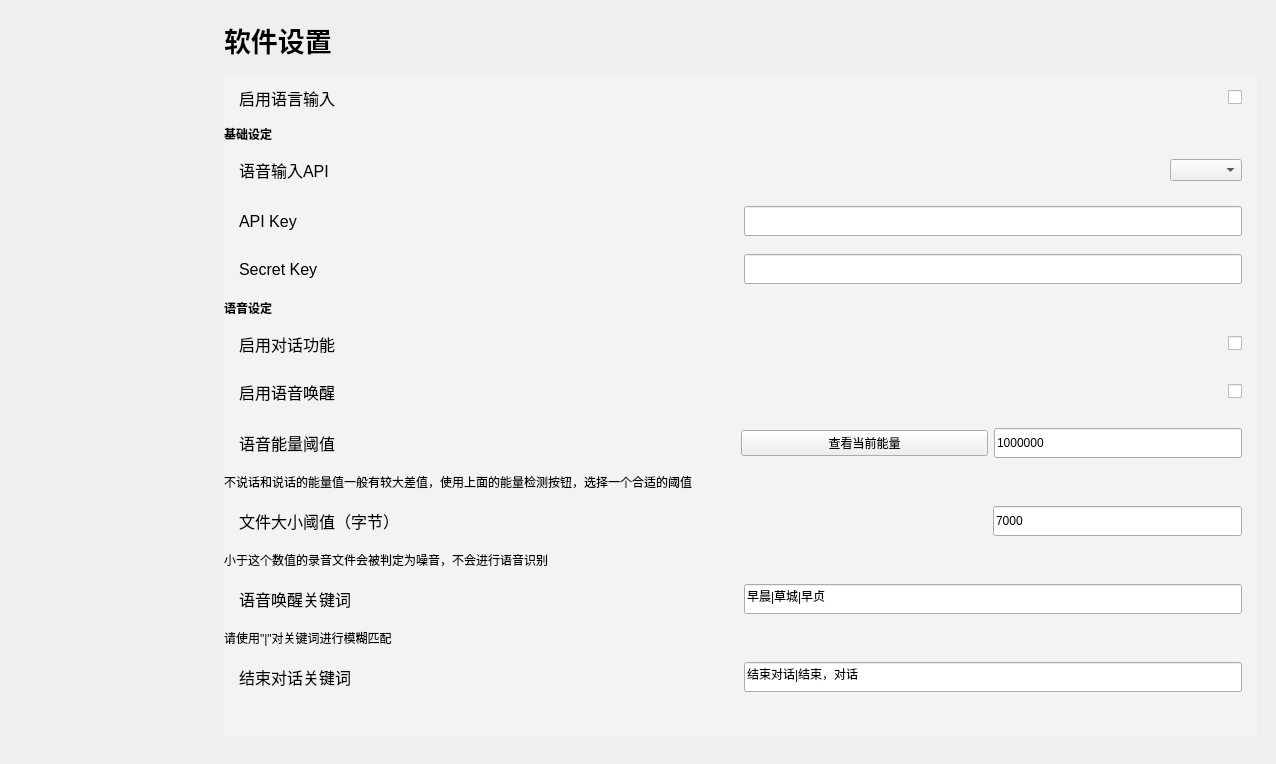
Above: mainwindow.ui from Zao-chen/ZcChat before the change. Below: the same form after it.
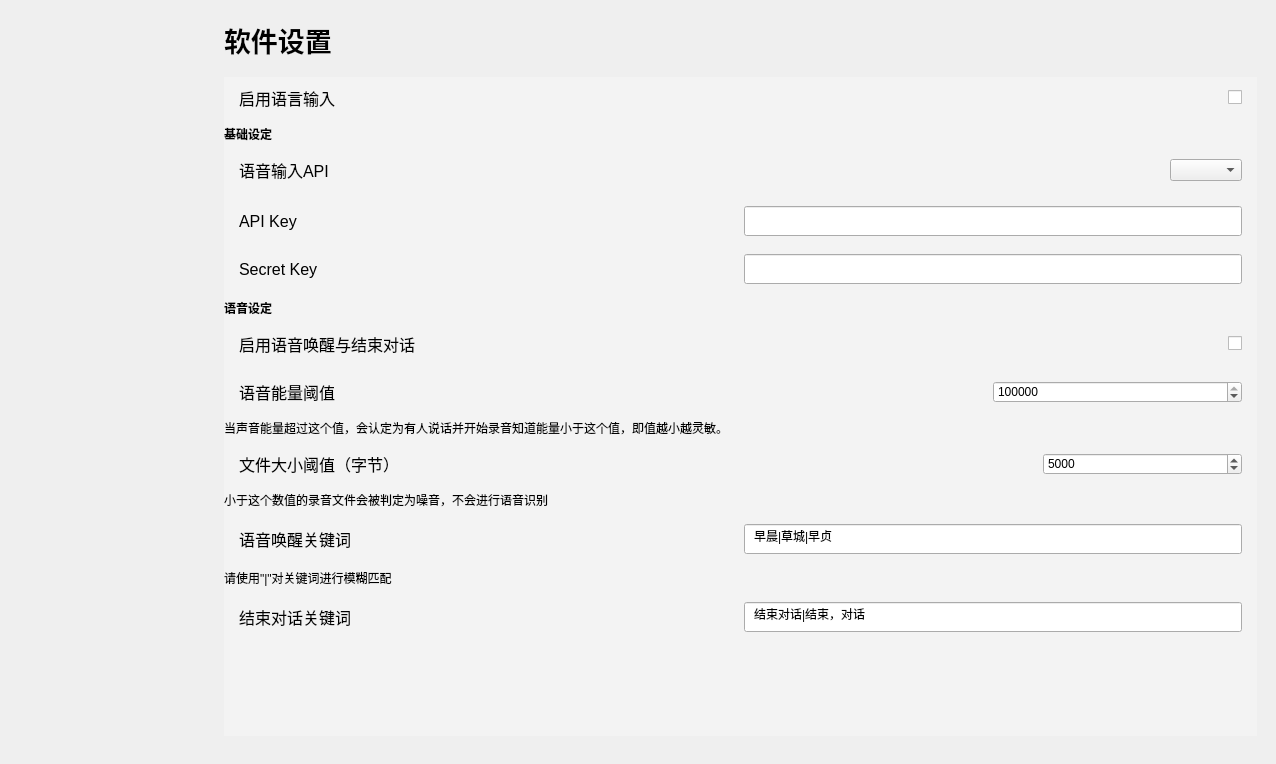
That is the form after the change. The open tabs and pages were chosen to show the change. Custom widgets are drawn as their Qt base class.

Commit message: [feat] 语音唤醒和语音结束，以及大量配置项

Patch:
```diff
--- a/mainwindow.ui
+++ b/mainwindow.ui
@@ -16,8 +16,8 @@
   <property name="styleSheet">
    <string notr="true">QScrollArea
 {
+
 border: none;
-
 }
 
 QWidget#scrollAreaWidgetContents {
@@ -41,6 +41,10 @@
 }
 QWidget#scrollAreaWidgetContents_7 {
     background: #f3f3f3
+}
+QLineEdit {
+    padding-left: 7px;  /* 设置左侧空白 */
+    padding-right: 7px; /* 设置右侧空白 */
 }</string>
   </property>
   <layout class="QVBoxLayout" name="verticalLayout_7">
@@ -1486,7 +1490,7 @@
                <rect>
                 <x>0</x>
                 <y>0</y>
-                <width>992</width>
+                <width>1033</width>
                 <height>663</height>
                </rect>
               </property>
@@ -1494,6 +1498,9 @@
                <property name="spacing">
                 <number>6</number>
                </property>
+               <property name="sizeConstraint">
+                <enum>QLayout::SizeConstraint::SetDefaultConstraint</enum>
+               </property>
                <property name="leftMargin">
                 <number>0</number>
                </property>
@@ -1769,40 +1776,6 @@
                  </property>
                 </widget>
                </item>
-               <item>
-                <widget class="ElaScrollPageArea" name="widget_32" native="true">
-                 <layout class="QHBoxLayout" name="horizontalLayout_33" stretch="1,0">
-                  <property name="leftMargin">
-                   <number>15</number>
-                  </property>
-                  <property name="rightMargin">
-                   <number>15</number>
-                  </property>
-                  <item>
-                   <widget class="ElaText" name="label_45">
-                    <property name="font">
-                     <font>
-                      <pointsize>12</pointsize>
-                     </font>
-                    </property>
-                    <property name="text">
-                     <string>启用对话功能</string>
-                    </property>
-                   </widget>
-                  </item>
-                  <item>
-                   <widget class="ElaCheckBox" name="checkBox_speechInput_enable_2">
-                    <property name="enabled">
-                     <bool>true</bool>
-                    </property>
-                    <property name="text">
-                     <string/>
-                    </property>
-                   </widget>
-                  </item>
-                 </layout>
-                </widget>
-               </item>
                <item>
                 <widget class="ElaScrollPageArea" name="widget_33" native="true">
                  <layout class="QHBoxLayout" name="horizontalLayout_34" stretch="1,0">
@@ -1820,7 +1793,7 @@
                      </font>
                     </property>
                     <property name="text">
-                     <string>启用语音唤醒</string>
+                     <string>启用语音唤醒与结束对话</string>
                     </property>
                    </widget>
                   </item>
@@ -1839,7 +1812,7 @@
                </item>
                <item>
                 <widget class="ElaScrollPageArea" name="widget_26" native="true">
-                 <layout class="QHBoxLayout" name="horizontalLayout_27" stretch="2,1,1">
+                 <layout class="QHBoxLayout" name="horizontalLayout_27" stretch="3,1">
                   <property name="leftMargin">
                    <number>15</number>
                   </property>
@@ -1859,25 +1832,12 @@
                    </widget>
                   </item>
                   <item>
-                   <widget class="ElaPushButton" name="pushButton_speechInput_nowEnergy">
-                    <property name="text">
-                     <string>查看当前能量</string>
+                   <widget class="ElaSpinBox" name="spinBox_energy">
+                    <property name="maximum">
+                     <number>999999999</number>
                     </property>
-                   </widget>
-                  </item>
-                  <item>
-                   <widget class="ElaLineEdit" name="lineEdit_speechInput_url_2">
-                    <property name="minimumSize">
-                     <size>
-                      <width>0</width>
-                      <height>30</height>
-                     </size>
-                    </property>
-                    <property name="text">
-                     <string>1000000</string>
-                    </property>
-                    <property name="alignment">
-                     <set>Qt::AlignmentFlag::AlignLeading|Qt::AlignmentFlag::AlignLeft|Qt::AlignmentFlag::AlignVCenter</set>
+                    <property name="value">
+                     <number>1000000</number>
                     </property>
                    </widget>
                   </item>
@@ -1887,13 +1847,13 @@
                <item>
                 <widget class="QLabel" name="label_31">
                  <property name="text">
-                  <string>不说话和说话的能量值一般有较大差值，使用上面的能量检测按钮，选择一个合适的阈值</string>
+                  <string>当声音能量超过这个值，会认定为有人说话并开始录音知道能量小于这个值，即值越小越灵敏。</string>
                  </property>
                 </widget>
                </item>
                <item>
                 <widget class="ElaScrollPageArea" name="widget_27" native="true">
-                 <layout class="QHBoxLayout" name="horizontalLayout_28" stretch="3,1">
+                 <layout class="QHBoxLayout" name="horizontalLayout_28" stretch="4,1">
                   <property name="leftMargin">
                    <number>15</number>
                   </property>
@@ -1913,18 +1873,12 @@
                    </widget>
                   </item>
                   <item>
-                   <widget class="ElaLineEdit" name="lineEdit_speechInput_url_3">
-                    <property name="minimumSize">
-                     <size>
-                      <width>0</width>
-                      <height>30</height>
-                     </size>
+                   <widget class="ElaSpinBox" name="spinBox_size">
+                    <property name="maximum">
+                     <number>999999999</number>
                     </property>
-                    <property name="text">
-                     <string>7000</string>
-                    </property>
-                    <property name="alignment">
-                     <set>Qt::AlignmentFlag::AlignLeading|Qt::AlignmentFlag::AlignLeft|Qt::AlignmentFlag::AlignVCenter</set>
+                    <property name="value">
+                     <number>5000</number>
                     </property>
                    </widget>
                   </item>
```
Left out of the diff: 16 changed lines with no effect on the pictures. The commit also changes 5 other files.
